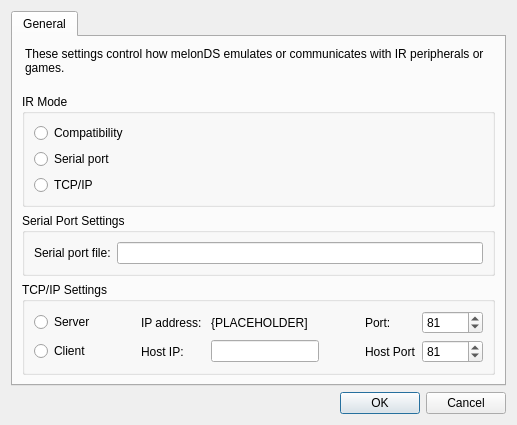
First picture: the form in src/frontend/qt_sdl/IRSettingsDialog.ui, repository DaveuRrr/melonDS-IR, before the edit.
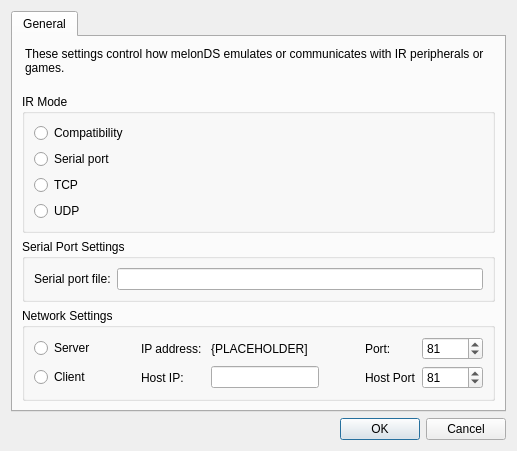
Second picture: the form after the edit. Custom widgets are drawn as their Qt base class.

```diff
--- a/src/frontend/qt_sdl/IRSettingsDialog.ui
+++ b/src/frontend/qt_sdl/IRSettingsDialog.ui
@@ -86,7 +86,17 @@
              <string>&lt;html&gt;&lt;head/&gt;&lt;body&gt;&lt;p&gt;Serial mode should be used if you have a physical IrDa adapter connected to this machine.&lt;/p&gt;&lt;/body&gt;&lt;/html&gt;</string>
             </property>
             <property name="text">
-             <string>TCP/IP</string>
+             <string>TCP</string>
+            </property>
+           </widget>
+          </item>
+          <item row="10" column="0">
+           <widget class="QRadioButton" name="rbENet">
+            <property name="whatsThis">
+             <string>&lt;html&gt;&lt;head/&gt;&lt;body&gt;&lt;p&gt;Emulates IR as UDP.&lt;/p&gt;&lt;/body&gt;&lt;/html&gt;</string>
+            </property>
+            <property name="text">
+             <string>UDP</string>
             </property>
            </widget>
           </item>
@@ -164,7 +174,7 @@
           <bool>true</bool>
          </property>
          <property name="title">
-          <string>TCP/IP Settings</string>
+          <string>Network Settings</string>
          </property>
          <layout class="QGridLayout" name="gridLayout_2">
           <item row="5" column="3">
```
Left out of the diff: 11 changed lines with no effect on the pictures.
